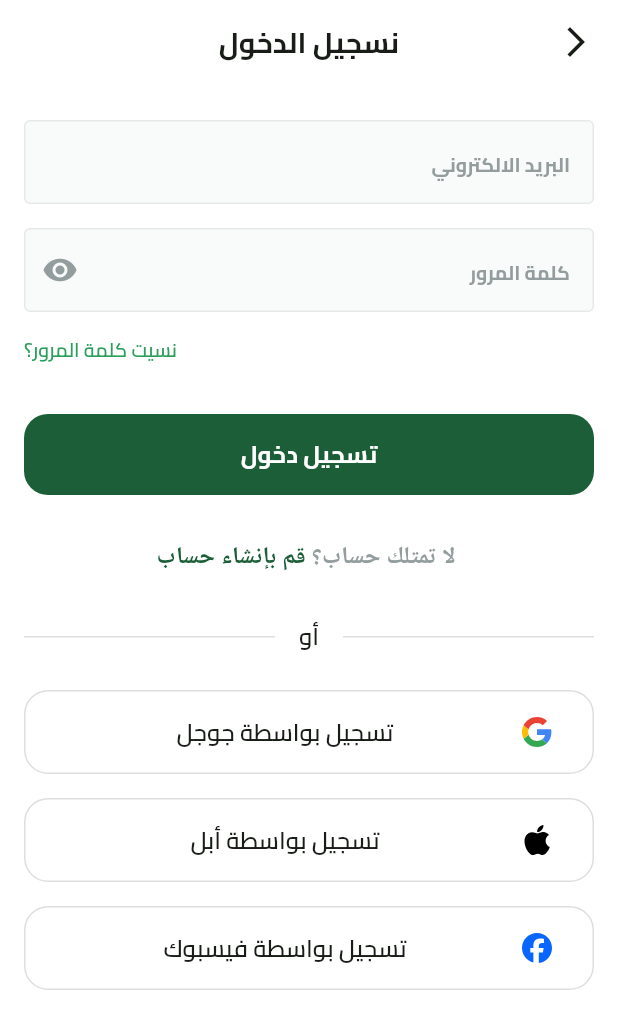
After one commit to ahmedasaber/fruits_ecommerce, a Flutter app: the SignInView screen opened by its route, after a tap on "تسجيل دخول", after a tap on "تسجيل بواسطة جوجل", after a tap on "تسجيل بواسطة أبل", on a phone screen of 412 x 824 dp. The commit adds this screen. Shown: the top 1029 px of the screen. Run offline on Flutter 3.47's test engine with Material 3 defaults, Android fonts, the phone set to English and light mode, and no system bars; drawn by our look-alikes of modal_progress_hud_nsn; our stand-ins replace bloc, dartz, dots_indicator, equatable, firebase_auth, firebase_core and 6 more; accounts and stored records are empty; network calls fail.

Commit message:
sign in with email password and google

```diff
--- a/lib/core/helper_function/on_generate_route.dart
+++ b/lib/core/helper_function/on_generate_route.dart
@@ -1,5 +1,5 @@
 import 'package:flutter/material.dart';
-import 'package:fruits_ecommerce/features/authentication/presentation/views/login_view.dart';
+import 'package:fruits_ecommerce/features/authentication/presentation/views/signIn_view.dart';
 import 'package:fruits_ecommerce/features/authentication/presentation/views/signup_view.dart';
 import 'package:fruits_ecommerce/features/onboarding/presentaion/views/onboarding_view.dart';
 import 'package:fruits_ecommerce/features/splash/presentation/views/splash_view.dart';
@@ -10,8 +10,8 @@ Route<dynamic> onGenerateRoute(RouteSettings settings){
       return MaterialPageRoute(builder: (context) => const SplashView());
     case OnBoardingView.routeName:
       return MaterialPageRoute(builder: (context) => const OnBoardingView());
-    case LoginView.routeName:
-      return MaterialPageRoute(builder: (context) => const LoginView());
+    case SignInView.routeName:
+      return MaterialPageRoute(builder: (context) => const SignInView());
     case SignUpView.routeName:
       return MaterialPageRoute(builder: (context) => const SignUpView());
     default:
--- a/lib/core/services/firebase_auth_service.dart
+++ b/lib/core/services/firebase_auth_service.dart
@@ -1,11 +1,12 @@
 import 'dart:developer';
-
 import 'package:firebase_auth/firebase_auth.dart';
 import 'package:fruits_ecommerce/core/errors/exceptions.dart';
+import 'package:google_sign_in/google_sign_in.dart';
 import 'package:logger/logger.dart';
 
 class FirebaseAuthService{
   var logger = Logger();
+
   Future<User> createAccountWithEmail({required String emailAddress, required String password}) async{
     try {
       final credential = await FirebaseAuth.instance.createUserWithEmailAndPassword(
@@ -20,6 +21,8 @@ class FirebaseAuthService{
        throw CustomExceptions(message: 'كلمة المرور ضعيفة جدًا.');
       } else if (e.code == 'email-already-in-use') {
         throw CustomExceptions(message: 'الحساب موجود بالفعل لهذا البريد الإلكتروني.');
+      }else if (e.code == 'network-request-failed') {
+        throw CustomExceptions(message: 'تأكد من اتصالك بالإنترنت.');
       }else{
         throw CustomExceptions(message: 'هناك خطأ ما، حاول مرة أخري.');
       }
@@ -28,4 +31,46 @@ class FirebaseAuthService{
       throw CustomExceptions(message: 'هناك خطأ ما، حاول مرة أخري.');
     }
   }
+
+  Future<User> signInUsingEmailPassword({required String emailAddress, required String password}) async{
+    try {
+      final credential = await FirebaseAuth.instance.signInWithEmailAndPassword(
+          email: emailAddress,
+          password: password
+      );
+      return credential.user!;
+    } on FirebaseAuthException catch (e) {
+      logger.w('$Exception in FirebaseAuthService.createAccountWithEmail: ${e.toString()} - code: ${e.code}');
+
+      if (e.code == 'user-not-found' || e.code == 'wrong-password') {
+        throw CustomExceptions(message: 'البريد الإلكتروني او كلمة مرور غير صحيح.');
+      }else if (e.code == 'invalid-credential') {
+        throw CustomExceptions(message: 'البريد الإلكتروني او كلمة مرور غير صحيحه. حاول مرة اخرى.');
+      }else if (e.code == 'network-request-failed') {
+        throw CustomExceptions(message: 'تأكد من اتصالك بالإنترنت.');
+      }else{
+        throw CustomExceptions(message: 'هناك خطأ ما، حاول مرة أخري.');
+      }
+    }catch (e) {
+      logger.w('mException in FirebaseAuthService.createAccountWithEmail: ${e.toString()}');
+      throw CustomExceptions(message: 'هناك خطأ ما، حاول مرة أخري.');
+    }
+  }
+
+  Future<User> signInWithGoogle() async {
+    // Trigger the authentication flow
+    final GoogleSignInAccount? googleUser = await GoogleSignIn().signIn();
+
+    // Obtain the auth details from the request
+    final GoogleSignInAuthentication? googleAuth = await googleUser?.authentication;
+
+    // Create a new credential
+    final credential = GoogleAuthProvider.credential(
+      accessToken: googleAuth?.accessToken,
+      idToken: googleAuth?.idToken,
+    );
+
+    // Once signed in, return the UserCredential
+    return (await FirebaseAuth.instance.signInWithCredential(credential)).user!;
+  }
 }
--- /dev/null
+++ b/lib/core/widget/custom_progress_hud.dart
@@ -0,0 +1,17 @@
+import 'package:flutter/material.dart';
+import 'package:modal_progress_hud_nsn/modal_progress_hud_nsn.dart';
+
+class CustomProgressHUD extends StatelessWidget {
+  const CustomProgressHUD({super.key, required this.isLoading, required this.child});
+
+  final bool isLoading;
+  final Widget child;
+
+  @override
+  Widget build(BuildContext context) {
+    return ModalProgressHUD(
+        inAsyncCall: isLoading,
+        child: child
+    );
+  }
+}
--- a/lib/features/authentication/data/repo/auth_repo_implemtation.dart
+++ b/lib/features/authentication/data/repo/auth_repo_implemtation.dart
@@ -28,4 +28,30 @@ class AuthRepoImpl extends AuthRepo{
    }
   }
 
+  @override
+  Future<Either<Failure, UserEntity>> singInWithEmailAndPassword({required String email, required String password}) async{
+    try {
+      var user = await firebaseAuthService.signInUsingEmailPassword(emailAddress: email, password: password);
+      return right(UserModel.fromFirebaseUser(user));
+    } on CustomExceptions catch (e) {
+      return left(ServerFailure(e.message));
+    }catch (e){
+      logger.w('Exception in AuthRepoImpl.singInWithEmailAndPassword: ${e.toString()}');
+      return left(ServerFailure('هناك خطأ ما، حاول مرة أخري.'));
+    }
+  }
+
+  @override
+  Future<Either<Failure, UserEntity>> singInWithGoogle() async{
+    try {
+      var user = await firebaseAuthService.signInWithGoogle();
+      return right(UserModel.fromFirebaseUser(user));
+    } on CustomExceptions catch (e) {
+      return left(ServerFailure(e.message));
+    }catch (e){
+      logger.w('Exception in AuthRepoImpl.singInWithGoogle: ${e.toString()}');
+      return left(ServerFailure('هناك خطأ ما، حاول مرة أخري.'));
+    }
+  }
+
 }
--- a/lib/features/authentication/domain/repo/auth_repo.dart
+++ b/lib/features/authentication/domain/repo/auth_repo.dart
@@ -4,4 +4,6 @@ import 'package:dartz/dartz.dart';
 
 abstract class AuthRepo{
   Future<Either<Failure, UserEntity>> createUserWithEmailAndPassword({required String name ,required String email, required String password});
+  Future<Either<Failure, UserEntity>> singInWithEmailAndPassword({required String email, required String password});
+  Future<Either<Failure, UserEntity>> singInWithGoogle();
 }
--- /dev/null
+++ b/lib/features/authentication/presentation/signin_cubit/signin_cubit.dart
@@ -0,0 +1,32 @@
+import 'package:bloc/bloc.dart';
+import 'package:equatable/equatable.dart';
+import 'package:fruits_ecommerce/core/errors/failures.dart';
+import 'package:fruits_ecommerce/features/authentication/domain/entities/user_entity.dart';
+import 'package:fruits_ecommerce/features/authentication/domain/repo/auth_repo.dart';
+import 'package:fruits_ecommerce/generated/intl/messages_ar.dart';
+import 'package:meta/meta.dart';
+
+part 'signin_state.dart';
+
+class SignInCubit extends Cubit<SignInState> {
+  SignInCubit(this.authRepo) : super(SignInInitial());
+
+  final AuthRepo authRepo;
+
+  Future<void> signInWithEmailAndPassword(String email, String password) async{
+    emit(SignInLoading());
+    var result = await authRepo.singInWithEmailAndPassword(email: email, password: password);
+    result.fold(
+      (failure)=> emit(SignInFailure(message: failure.message)),
+      (userEntity)=> emit(SignInSuccess(userEntity: userEntity)),
+    );
+  }
+  Future<void> signInWithGoogle() async{
+    emit(SignInLoading());
+    var result = await authRepo.singInWithGoogle();
+    result.fold(
+      (failure)=> emit(SignInFailure(message: failure.message)),
+      (userEntity)=> emit(SignInSuccess(userEntity: userEntity)),
+    );
+  }
+}
--- /dev/null
+++ b/lib/features/authentication/presentation/signin_cubit/signin_state.dart
@@ -0,0 +1,26 @@
+part of 'signin_cubit.dart';
+
+@immutable
+sealed class SignInState extends Equatable{
+  @override
+  List<Object?> get props => [];
+}
+
+final class SignInInitial extends SignInState {}
+final class SignInLoading extends SignInState {}
+final class SignInSuccess extends SignInState {
+  final UserEntity userEntity;
+
+  SignInSuccess({required this.userEntity});
+
+  @override
+  List<Object?> get props => [userEntity];
+}
+final class SignInFailure extends SignInState {
+  final String message;
+
+  SignInFailure({required this.message});
+
+  @override
+  List<Object?> get props => [message];
+}
--- /dev/null
+++ b/lib/features/authentication/presentation/views/signIn_view.dart
@@ -0,0 +1,41 @@
+import 'package:flutter/material.dart';
+import 'package:flutter_bloc/flutter_bloc.dart';
+import 'package:fruits_ecommerce/core/helper_function/error_snack_bar.dart';
+import 'package:fruits_ecommerce/core/services/get_it_service.dart';
+import 'package:fruits_ecommerce/core/widget/custom_app_bar.dart';
+import 'package:fruits_ecommerce/core/widget/custom_progress_hud.dart';
+import 'package:fruits_ecommerce/features/authentication/domain/repo/auth_repo.dart';
+import 'package:fruits_ecommerce/features/authentication/presentation/signin_cubit/signin_cubit.dart';
+import 'package:fruits_ecommerce/features/authentication/presentation/views/widgets/signIn_view_body.dart';
+
+class SignInView extends StatelessWidget {
+  const SignInView({super.key});
+
+  static const routeName = 'login';
+
+  @override
+  Widget build(BuildContext context) {
+    return BlocProvider(
+      create: (context) => SignInCubit(getIt<AuthRepo>()),
+      child: Scaffold(
+        appBar: customAppBar(context, 'نسجيل الدخول'),
+        body: BlocConsumer<SignInCubit, SignInState>(
+          listener: (context, state) {
+            if(state is SignInFailure) {
+              return buildErrorBar(context, state.message);
+            }
+            if(state is SignInSuccess) {
+              return buildErrorBar(context, 'نم التسجيل بنجاح');
+            }
+          },
+          builder: (context, state) {
+            return CustomProgressHUD(
+              isLoading: state is SignInLoading? true : false,
+              child: SignInViewBody(),
+            );
+          },
+        ),
+      ),
+    );
+  }
+}
--- /dev/null
+++ b/lib/features/authentication/presentation/views/widgets/signIn_view_body.dart
@@ -0,0 +1,98 @@
+import 'package:flutter/material.dart';
+import 'package:flutter_bloc/flutter_bloc.dart';
+import 'package:fruits_ecommerce/constants.dart';
+import 'package:fruits_ecommerce/core/helper_function/error_snack_bar.dart';
+import 'package:fruits_ecommerce/core/utils/app_colors.dart';
+import 'package:fruits_ecommerce/core/utils/app_text_style.dart';
+import 'package:fruits_ecommerce/core/widget/custom_button.dart';
+import 'package:fruits_ecommerce/core/widget/custom_password_textfireld.dart';
+import 'package:fruits_ecommerce/core/widget/custom_text_field.dart';
+import 'package:fruits_ecommerce/features/authentication/presentation/signin_cubit/signin_cubit.dart';
+import 'package:fruits_ecommerce/features/authentication/presentation/views/widgets/custom_social_button.dart';
+import 'package:fruits_ecommerce/features/authentication/presentation/views/widgets/custom_two_text.dart';
+import 'package:fruits_ecommerce/features/authentication/presentation/views/widgets/or_divider.dart';
+import '../signup_view.dart';
+
+class SignInViewBody extends StatefulWidget {
+  const SignInViewBody({super.key});
+
+  @override
+  State<SignInViewBody> createState() => _SignInViewBodyState();
+}
+
+class _SignInViewBodyState extends State<SignInViewBody> {
+
+  late String email, password;
+  AutovalidateMode autoValidateMode = AutovalidateMode.disabled;
+  GlobalKey<FormState> formKey = GlobalKey<FormState>();
+
+  @override
+  Widget build(BuildContext context) {
+    return Padding(
+      padding: const EdgeInsets.symmetric(horizontal: kHorizontalPadding),
+      child: SingleChildScrollView(
+        child: Form(
+          key: formKey,
+          autovalidateMode: autoValidateMode,
+          child: Column(
+            crossAxisAlignment: CrossAxisAlignment.end,
+            children: [
+              const SizedBox(height: 24),
+              CustomTextFormField(
+                onSaved: (value){
+                  email = value!;
+                },
+                hintText: 'البريد الالكتروني',
+                textInputType: TextInputType.emailAddress,
+              ),
+              const SizedBox(height: 16),
+              PasswordTextField(
+                onSaved: (value){
+                  password = value!;
+                }
+              ),
+              const SizedBox(height: 16),
+              Text(
+                'نسيت كلمة المرور؟',
+                style: TextStyles.semiBold13.copyWith(
+                  color: AppColors.lightPrimaryColor,
+                ),
+              ),
+              const SizedBox(height: 33,),
+              CustomButton(
+                text: 'تسجيل دخول',
+                onPressed: () {
+                  if(formKey.currentState!.validate()){
+                    formKey.currentState!.save();
+                    context.read<SignInCubit>().signInWithEmailAndPassword(email.trim(), password.trim());
+                  }else{
+                    autoValidateMode = AutovalidateMode.always;
+                    setState(() {});
+                  }
+                }
+              ),
+              const SizedBox(height: 33,),
+              Center(
+                child: CustomTwoText(
+                  text1: ' لا تمتلك حساب؟', text2: 'قم بإنشاء حساب',
+                  onTap: () => Navigator.pushNamed(context, SignUpView.routeName)
+                )
+              ),
+              const SizedBox(height: 33,),
+              const OrDivider(),
+              const SizedBox(height: 24,),
+              CustomSocialButton(onPressed: (){
+                context.read<SignInCubit>().signInWithGoogle();
+              }, title: 'تسجيل بواسطة جوجل', image: 'assets/images/google-icon.svg'),
+              const SizedBox(height: 16),
+              CustomSocialButton(onPressed: (){}, title: 'تسجيل بواسطة أبل', image: 'assets/images/apple-icon.svg'),
+              const SizedBox(height: 16),
+              CustomSocialButton(onPressed: (){}, title: 'تسجيل بواسطة فيسبوك', image: 'assets/images/facebook-icon.svg'),
+              const SizedBox(height: 33),
+            ],
+          ),
+        ),
+      ),
+    );
+  }
+}
--- a/lib/features/authentication/presentation/views/widgets/singup_view_body.dart
+++ b/lib/features/authentication/presentation/views/widgets/singup_view_body.dart
@@ -69,7 +69,7 @@ class _SignUpViewBodyState extends State<SignUpViewBody> {
                   if(formKey.currentState!.validate()){
                     formKey.currentState!.save();
                     if (isAcceptTerms) {
-                      context.read<SignupCubit>().createAccount(name, email, password);
+                      context.read<SignupCubit>().createAccount(name.trim(), email.trim(), password.trim());
                     }else{
                       buildErrorBar(context, 'يجب عليك الموافقة على شروط والأحكام');
                     }
--- a/lib/features/onboarding/presentaion/views/widgets/onboarding_view_body.dart
+++ b/lib/features/onboarding/presentaion/views/widgets/onboarding_view_body.dart
@@ -5,7 +5,7 @@ import 'package:fruits_ecommerce/core/helper_function/get_current_localization.d
 import 'package:fruits_ecommerce/core/services/shared_preferences_singleton.dart';
 import 'package:fruits_ecommerce/core/utils/app_colors.dart';
 import 'package:fruits_ecommerce/core/widget/custom_button.dart';
-import 'package:fruits_ecommerce/features/authentication/presentation/views/login_view.dart';
+import 'package:fruits_ecommerce/features/authentication/presentation/views/signIn_view.dart';
 import 'package:fruits_ecommerce/features/onboarding/presentaion/views/widgets/onboarding_page_view.dart';
 
 class OnBoardingViewBody extends StatefulWidget{
@@ -62,7 +62,7 @@ class _OnBoardingViewBodyState extends State<OnBoardingViewBody> {
               text: 'ابدأ الان',
               onPressed: (){
                 AppPrefs.setBool(kOnBoardingViewSeen, true);
-                Navigator.pushReplacementNamed(context, LoginView.routeName);
+                Navigator.pushReplacementNamed(context, SignInView.routeName);
               }
             ),
           ),
--- a/lib/features/onboarding/presentaion/views/widgets/page_view_item.dart
+++ b/lib/features/onboarding/presentaion/views/widgets/page_view_item.dart
@@ -4,7 +4,7 @@ import 'package:flutter_svg/flutter_svg.dart';
 import 'package:fruits_ecommerce/constants.dart';
 import 'package:fruits_ecommerce/core/services/shared_preferences_singleton.dart';
 import 'package:fruits_ecommerce/core/utils/app_text_style.dart';
-import 'package:fruits_ecommerce/features/authentication/presentation/views/login_view.dart';
+import 'package:fruits_ecommerce/features/authentication/presentation/views/signIn_view.dart';
 
 import '../../../../../core/helper_function/get_current_localization.dart';
 
@@ -46,7 +46,7 @@ class PageViewItem extends StatelessWidget {
                 child: GestureDetector(
                   onTap: (){
                     AppPrefs.setBool(kOnBoardingViewSeen, true);
-                    Navigator.pushReplacementNamed(context, LoginView.routeName);
+                    Navigator.pushReplacementNamed(context, SignInView.routeName);
                   },
                   child: Padding(
                     padding: EdgeInsets.only(
--- a/lib/features/splash/presentation/views/widgets/splash_view_body.dart
+++ b/lib/features/splash/presentation/views/widgets/splash_view_body.dart
@@ -4,7 +4,7 @@ import 'package:flutter_svg/flutter_svg.dart';
 import 'package:fruits_ecommerce/constants.dart';
 import 'package:fruits_ecommerce/core/helper_function/get_current_localization.dart';
 import 'package:fruits_ecommerce/core/services/shared_preferences_singleton.dart';
-import 'package:fruits_ecommerce/features/authentication/presentation/views/login_view.dart';
+import 'package:fruits_ecommerce/features/authentication/presentation/views/signIn_view.dart';
 import 'package:fruits_ecommerce/features/onboarding/presentaion/views/onboarding_view.dart';
 
 class SplashViewBody extends StatefulWidget{
@@ -39,7 +39,7 @@ class _SplashViewBodyState extends State<SplashViewBody> {
     bool onBoardingViewSeen = AppPrefs.getBool(kOnBoardingViewSeen);
     Future.delayed(const Duration(seconds: 3),(){
       if(onBoardingViewSeen){
-        Navigator.pushReplacementNamed(context, LoginView.routeName);
+        Navigator.pushReplacementNamed(context, SignInView.routeName);
       }else{
         Navigator.pushReplacementNamed(context, OnBoardingView.routeName);
       }
--- a/pubspec.yaml
+++ b/pubspec.yaml
@@ -42,6 +42,7 @@ dependencies:
   firebase_core: ^3.14.0
   dartz: ^0.10.1
   firebase_auth: ^5.6.0
+  google_sign_in: ^6.2.1
   flutter_bloc: ^9.1.1
   equatable: ^2.0.7
   get_it: ^8.0.3
```
Also changed, not shown: lib/features/authentication/presentation/views/login_view.dart (deleted, +0 -17 lines), lib/features/authentication/presentation/views/widgets/login_view_body.dart (deleted, +0 -64 lines), pubspec.lock, 3 other files.
